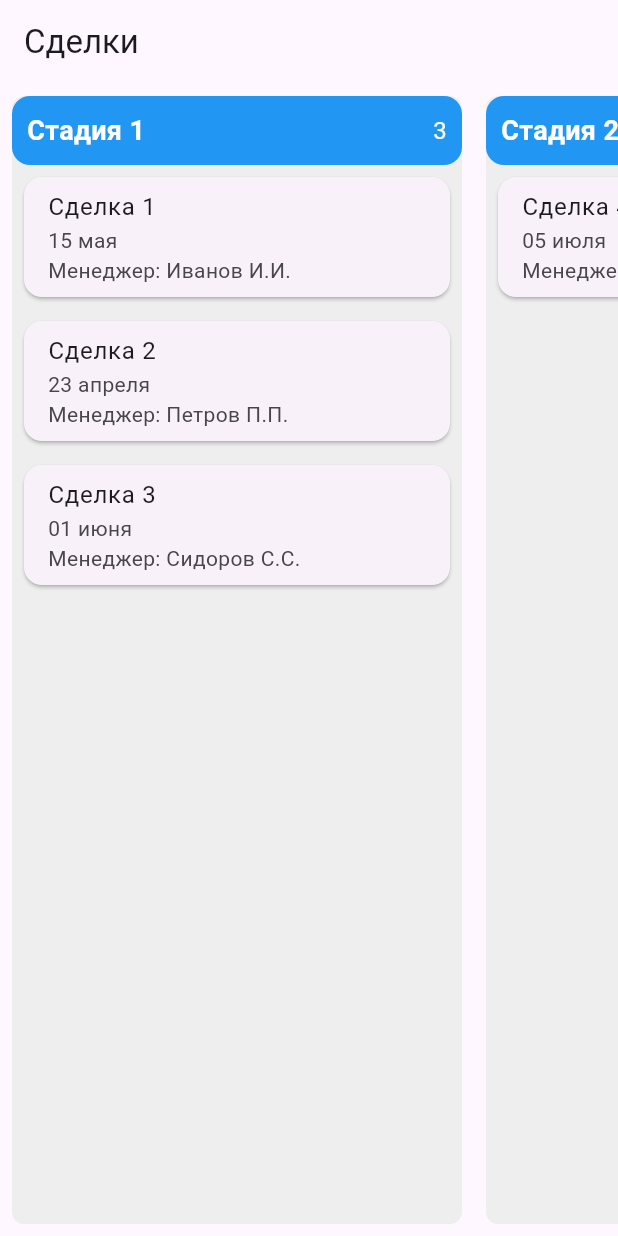
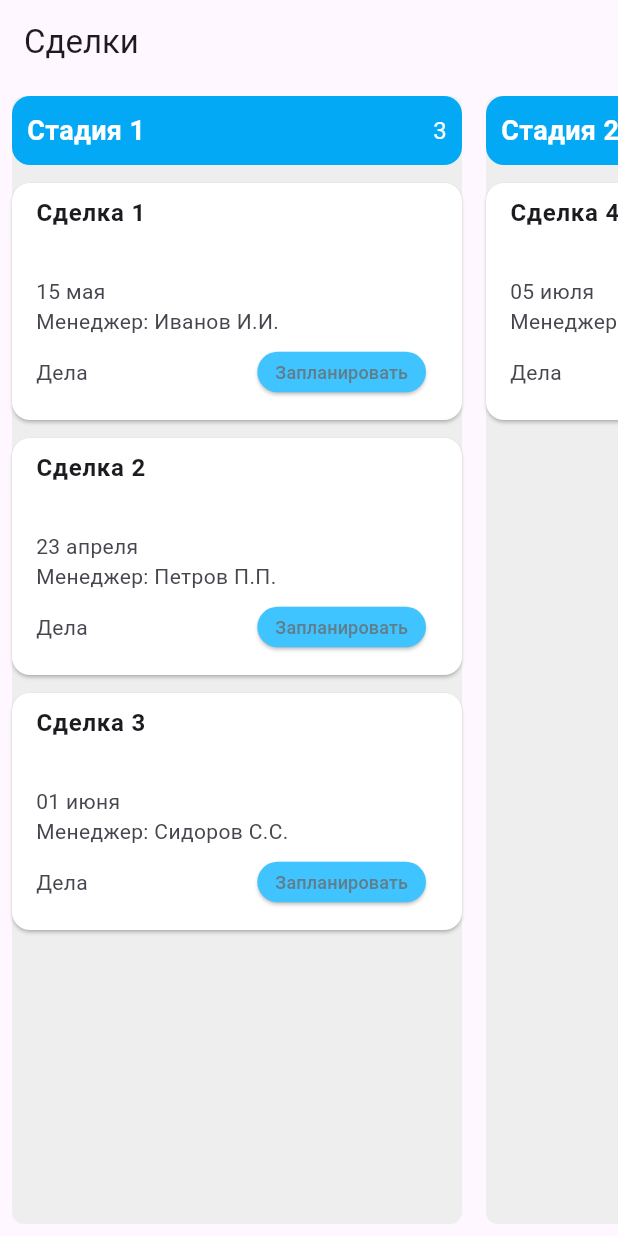
Before and after one commit to Abeli1995/flutter_kanban_app, a Flutter app: the screen it shows after launch, on a phone screen of 412 x 824 dp. Run offline on Flutter 3.47's test engine with Material 3 defaults, Android fonts, the phone set to English and light mode, and no system bars; our stand-ins replace equatable, flutter_bloc.

Commit message:
refactor: make ui changes

```diff
--- a/lib/widget/kanban_board.dart
+++ b/lib/widget/kanban_board.dart
@@ -1,11 +1,8 @@
 import 'package:flutter/material.dart';
 import 'package:flutter_bloc/flutter_bloc.dart';
-
 import '../bloc/kanban_bloc.dart';
 import '../bloc/kanban_event.dart';
 import '../bloc/kanban_state.dart';
-import '../model/deal_model.dart';
-import '../model/stage_model.dart';
 import 'kanban_column.dart';
 
 class KanbanBoard extends StatelessWidget {
--- a/lib/widget/kanban_card.dart
+++ b/lib/widget/kanban_card.dart
@@ -9,10 +9,42 @@ class KanbanCard extends StatelessWidget {
   @override
   Widget build(BuildContext context) {
     return Card(
-      margin: const EdgeInsets.all(8.0),
+      color: Colors.white,
+      margin: const EdgeInsets.only(top: 12),
       child: ListTile(
-        title: Text(deal.title),
-        subtitle: Text('${deal.date} \nМенеджер: ${deal.manager}'),
+        title: Text(
+          deal.title,
+          style: const TextStyle(fontWeight: FontWeight.w600),
+        ),
+        subtitle: Column(
+          crossAxisAlignment: CrossAxisAlignment.start,
+          children: [
+            const SizedBox(height: 30),
+            Text('${deal.date} \nМенеджер: ${deal.manager}'),
+            Row(
+              mainAxisAlignment: MainAxisAlignment.spaceBetween,
+              children: [
+                const Text('Дела'),
+                ElevatedButton(
+                  style: ButtonStyle(
+                    padding: WidgetStateProperty.all(
+                      const EdgeInsets.symmetric(horizontal: 12, vertical: 5),
+                    ),
+                    minimumSize: WidgetStateProperty.all(Size.zero),
+                    backgroundColor: WidgetStateProperty.all(
+                      Colors.lightBlueAccent,
+                    ),
+                  ),
+                  onPressed: () {},
+                  child: const Text(
+                    'Запланировать',
+                    style: TextStyle(fontSize: 12, color: Colors.blueGrey),
+                  ),
+                ),
+              ],
+            )
+          ],
+        ),
       ),
     );
   }
--- a/lib/widget/kanban_column.dart
+++ b/lib/widget/kanban_column.dart
@@ -11,7 +11,7 @@ class KanbanColumn extends StatelessWidget {
   Widget build(BuildContext context) {
     return Container(
       width: 300,
-      margin: const EdgeInsets.all(8.0),
+      margin: const EdgeInsets.all(8),
       decoration: BoxDecoration(
         color: Colors.grey[200],
         borderRadius: BorderRadius.circular(8.0),
@@ -20,7 +20,9 @@ class KanbanColumn extends StatelessWidget {
         children: [
           Container(
             decoration: BoxDecoration(
-                color: Colors.blue, borderRadius: BorderRadius.circular(12)),
+              color: Colors.lightBlue,
+              borderRadius: BorderRadius.circular(12),
+            ),
             padding: const EdgeInsets.all(10.0),
             child: Row(
               mainAxisAlignment: MainAxisAlignment.spaceBetween,
@@ -39,7 +41,8 @@ class KanbanColumn extends StatelessWidget {
               ],
             ),
           ),
-          ...stage.deals.map((deal) => KanbanCard(deal: deal)).toList(),
+          // SizedBox(height: 10,),
+          ...stage.deals.map((deal) => KanbanCard(deal: deal)),
         ],
       ),
     );
```
